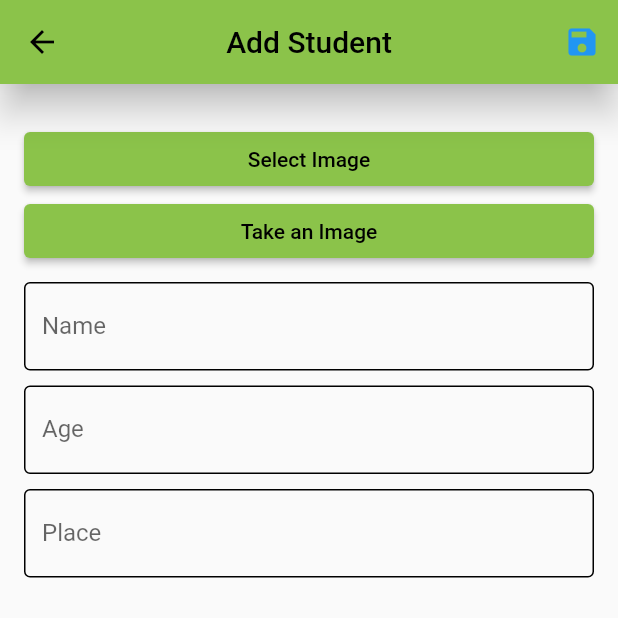
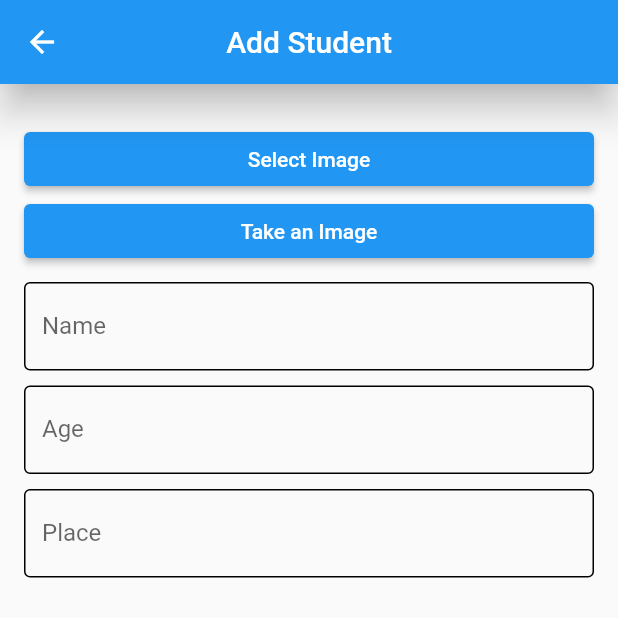
Before and after one commit to karthik324/student-management-bloc, a Flutter app: the screen it shows after launch, after a tap on the "add" icon, on a phone screen of 412 x 824 dp, the top half of it. Run offline on Flutter 3.47's test engine with Material 2 defaults, Android fonts, the phone set to English and light mode, and no system bars; our stand-ins replace bloc, equatable, flutter_bloc, hive_flutter, image_picker; accounts and stored records are empty.

Commit message:
code organized

```diff
--- a/lib/logic/icon_cubit/icon_cubit_cubit.dart
+++ b/lib/logic/icon_cubit/icon_cubit_cubit.dart
@@ -1,5 +1,3 @@
-// import 'dart:html';
-
 import 'package:bloc/bloc.dart';
 import 'package:equatable/equatable.dart';
 import 'package:flutter/material.dart';
--- a/lib/logic/icon_cubit/icon_cubit_state.dart
+++ b/lib/logic/icon_cubit/icon_cubit_state.dart
@@ -3,11 +3,6 @@ part of 'icon_cubit_cubit.dart';
 abstract class IconCubitState extends Equatable {
   const IconCubitState();
 
-  @override
-  List<Object> get props => [];
-}
-
-class IconCubitInitial extends IconCubitState {
   @override
   List<Object> get props => [];
 }
--- a/lib/logic/search_bloc/search_bloc_event.dart
+++ b/lib/logic/search_bloc/search_bloc_event.dart
@@ -5,9 +5,9 @@ abstract class SearchBlocEvent {
   const SearchBlocEvent();
 }
 
-class EnterInputState extends SearchBlocEvent {
+class EnterInputEvent extends SearchBlocEvent {
   final String searchInput;
-  const EnterInputState({required this.searchInput});
+  const EnterInputEvent({required this.searchInput});
 }
 
-class ClearInputState extends SearchBlocEvent {}
+class ClearInputEvent extends SearchBlocEvent {}
--- a/lib/logic/search_bloc/search_bloc_state.dart
+++ b/lib/logic/search_bloc/search_bloc_state.dart
@@ -5,7 +5,7 @@ abstract class SearchBlocState {
   const SearchBlocState();
 }
 
-class SearchResult extends SearchBlocState {
+class SearchResultState extends SearchBlocState {
   final List<StudentDB> studentList;
-  const SearchResult({required this.studentList});
+  const SearchResultState({required this.studentList});
 }
--- a/lib/logic/student_crud_cubit/student_crud_cubit.dart
+++ b/lib/logic/student_crud_cubit/student_crud_cubit.dart
@@ -21,7 +21,7 @@ class StudentCrudCubit extends Cubit<StudentCrudState> {
       : super(StudentCrudCubitInitial()) {
     emit(AllStudentState(studentsList: list));
     streamSubscription = searchBloc.stream.listen((event) {
-      if (event is SearchResult) {
+      if (event is SearchResultState) {
         if (event.studentList.isNotEmpty) {
           studentListUpdated(event.studentList);
         } else {
--- a/lib/main.dart
+++ b/lib/main.dart
@@ -1,3 +1,5 @@
+import 'dart:math';
+
 import 'package:flutter/material.dart';
 import 'package:flutter_bloc/flutter_bloc.dart';
 import 'package:hive_flutter/hive_flutter.dart';
@@ -17,15 +19,23 @@ void main() async {
   await Hive.openBox<StudentDB>(kStudentBox);
   runApp(
     MyApp(
-      // iconCubit: IconCubitCubit(),
       searchBloc: SearchBlocBloc(),
     ),
   );
 }
 
+bool randomNumGenerator(int randomNum) {
+  Random random = Random();
+  randomNum = random.nextInt(2);
+  if (randomNum == 1) {
+    return true;
+  } else {
+    return false;
+  }
+}
+
 class MyApp extends StatelessWidget {
   final SearchBlocBloc searchBloc;
-  // final IconCubitCubit iconCubit;
   const MyApp({Key? key, required this.searchBloc}) : super(key: key);
 
   @override
@@ -45,9 +55,7 @@ class MyApp extends StatelessWidget {
         home: HomePage(),
         debugShowCheckedModeBanner: false,
         title: 'Student Manage With BLoC',
-        theme: ThemeData(
-          primarySwatch: Colors.lightGreen,
-        ),
+        theme: randomNumGenerator(1) ? ThemeData.dark() : ThemeData.light(),
       ),
     );
   }
--- a/lib/presentation/screens/student_view_screen/student_view.dart
+++ b/lib/presentation/screens/student_view_screen/student_view.dart
@@ -39,7 +39,7 @@ class StudentViewPage extends StatelessWidget {
             Text(
               student.name,
               style: const TextStyle(
-                color: Colors.lightGreen,
+                color: Color.fromARGB(255, 129, 213, 212),
                 fontSize: 35,
               ),
             ),
@@ -47,7 +47,7 @@ class StudentViewPage extends StatelessWidget {
             Text(
               student.place,
               style: const TextStyle(
-                color: Colors.lightGreen,
+                color: Color.fromARGB(255, 129, 213, 212),
                 fontSize: 25,
               ),
             ),
@@ -55,7 +55,7 @@ class StudentViewPage extends StatelessWidget {
             Text(
               student.age.toString(),
               style: const TextStyle(
-                color: Colors.lightGreen,
+                color: Color.fromARGB(255, 129, 213, 212),
                 fontSize: 15,
               ),
             ),
```
Also changed, not shown: lib/logic/search_bloc/search_bloc_bloc.dart (+24 -14 lines), lib/presentation/screens/home_screen/home_screen.dart (+6 -10 lines).
